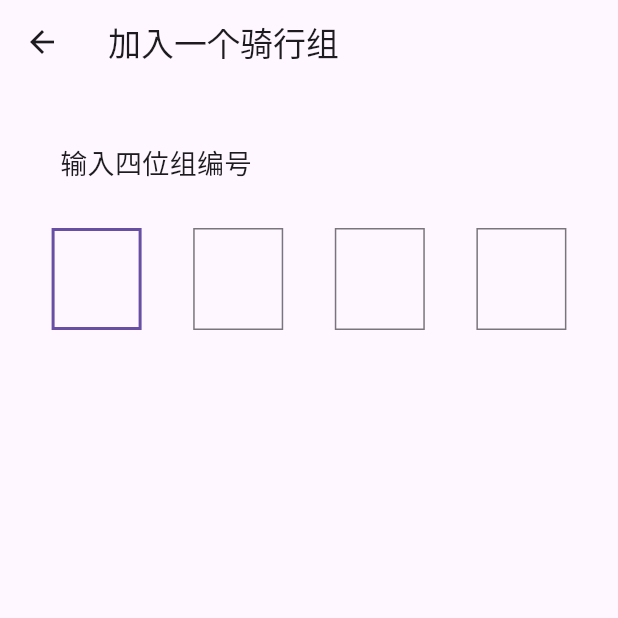
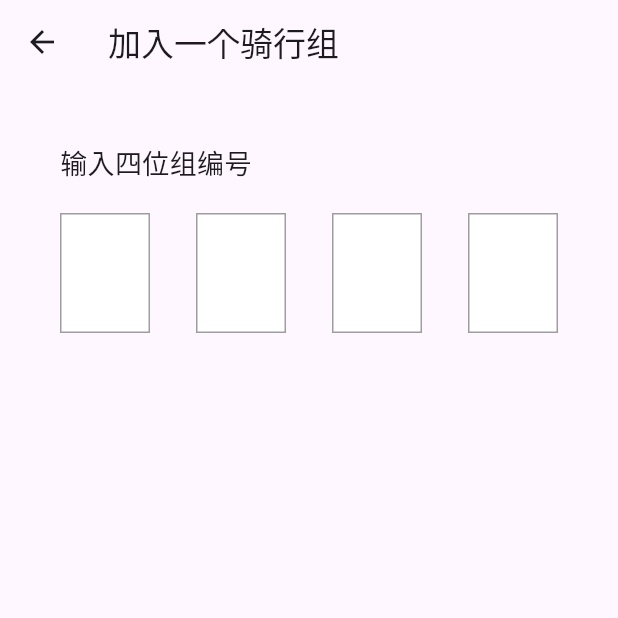
Before and after one commit to shenjee/r2cyclingapp, a Flutter app: the JoinGroupScreen screen opened directly, on a phone screen of 412 x 824 dp, the top half of it. Run offline on Flutter 3.47's test engine with Material 3 defaults, Android fonts, the phone set to English and light mode, and no system bars; drawn by our look-alikes of pin_code_fields; our stand-ins replace flash, flutter_secure_storage, flutter_spinkit, geolocator, image_cropper, image_picker and 4 more; missing offline and left inert: agora_rtc_engine, flutter_background, flutter_reactive_ble; accounts and stored records are empty; network calls fail.

Commit message:
used 3rd pin_code_fields instead of previous local text filed method

```diff
--- a/lib/group/group_intercom_screen.dart
+++ b/lib/group/group_intercom_screen.dart
@@ -98,7 +98,7 @@ class _GroupIntercomScreenState extends State<GroupIntercomScreen> {
         if (mounted) {
           R2Flash.showBasicFlash(
             context: context,
-            message: '${response.message} (${response.code})',
+            message: '您已退出该骑行组 (${response.code})',
             duration: const Duration(seconds: 3),
           );
         }
--- a/lib/group/join_group_screen.dart
+++ b/lib/group/join_group_screen.dart
@@ -1,4 +1,6 @@
 import 'package:flutter/material.dart';
+import 'dart:async';
+import 'package:pin_code_fields/pin_code_fields.dart';
 
 import 'package:r2cyclingapp/r2controls/r2_flash.dart';
 import 'package:r2cyclingapp/usermanager/r2_group.dart';
@@ -16,6 +18,8 @@ class JoinGroupScreen extends StatefulWidget {
 
 class _JoinGroupScreenState extends State<JoinGroupScreen> {
   final List<TextEditingController> _controllers = List.generate(4, (index) => TextEditingController());
+  final _textEditingController = TextEditingController();
+  final _errorController = StreamController<ErrorAnimationType>();
 
   @override
   void dispose() {
@@ -87,48 +91,52 @@ class _JoinGroupScreenState extends State<JoinGroupScreen> {
             padding: EdgeInsets.fromLTRB(40.0, 40.0, 40.0, 10.0),
             child: Text('输入四位组编号', style: TextStyle(fontSize: 18.0),),
           ),
-          const SizedBox(height: 20),
-          Row(
-            mainAxisAlignment: MainAxisAlignment.spaceEvenly,
-            children: List.generate(4, (index) {
-              return SizedBox(
-                width: 60,
-                height: 80,
-                child: TextField(
-                  controller: _controllers[index],
-                  textAlign: TextAlign.center,
-                  maxLength: 1,
-                  keyboardType: TextInputType.number,
-                  style: const TextStyle(fontSize: 24.0),
-                  showCursor: false,
-                  decoration: InputDecoration(
-                    counterText: '',
-                    border: OutlineInputBorder(
-                      borderRadius: BorderRadius.circular(0.0),
-                      borderSide: const BorderSide(color: Colors.grey,
-                        width: 2.0,
-                      ),
-                    ),
-                  ),
-                  onChanged: (value) {
-                    if (value.isNotEmpty && index < 3) {
-                      FocusScope.of(context).nextFocus(); // 自动跳到下一个输入框
-                    } else if (value.isEmpty && index > 0) {
-                      FocusScope.of(context).previousFocus(); // 清空时自动跳到前一个输入框
-                    }
-
-                    if (value.isNotEmpty && index == 3) {
-                      String groupCode = _controllers.map((controller) => controller.text).join();
-                      _requestJoinGroup(groupCode);
-                    }
-                    },
-                  autofocus: index == 0,
-                ),
-                );
-              }),
+          Padding (
+            padding: const EdgeInsets.fromLTRB(40.0, 10.0, 40.0, 10.0),
+            child: PinCodeTextField(
+              appContext: context,
+              length: 4,
+              obscureText: false,
+              animationType: AnimationType.fade,
+              keyboardType: TextInputType.number,
+              textStyle: const TextStyle(fontSize: 24.0),
+              cursorColor: Colors.grey,
+              autoFocus:true,
+              pinTheme: PinTheme(
+                shape: PinCodeFieldShape.box,
+                fieldHeight: 80,
+                fieldWidth: 60,
+                inactiveBorderWidth: 1.0,
+                inactiveColor: Colors.grey,
+                inactiveFillColor:Colors.white,
+                activeBorderWidth: 1.0,
+                activeColor: const Color(0xFF539765),
+                activeFillColor: Colors.white,
+                selectedBorderWidth: 1.0,
+                selectedColor: Colors.grey,
+                selectedFillColor: Colors.white,
+              ),
+              animationDuration: const Duration(milliseconds: 300),
+              enableActiveFill: true,
+              errorAnimationController: _errorController,
+              controller: _textEditingController,
+              onCompleted: (value) {
+                debugPrint('$runtimeType : Completed $value');
+                _requestJoinGroup(value);
+                },
+              onChanged: (value) {
+                debugPrint(value);
+                },
+              beforeTextPaste: (text) {
+                debugPrint("Allowing to paste $text");
+                //if you return true then it will show the paste confirmation dialog. Otherwise if false, then nothing will happen.
+                // but you can show anything you want here, like your pop up saying wrong paste format or etc
+                return true;
+              },
             ),
-          ],
-        ),
+          ),
+        ],
+      ),
     );
   }
 }
--- a/pubspec.yaml
+++ b/pubspec.yaml
@@ -49,6 +49,7 @@ dependencies:
   image_picker: ^1.1.2
   image_cropper: ^8.0.1
   uuid: ^4.4.2
+  pin_code_fields: ^8.0.1
 
 
   # The following adds the Cupertino Icons font to your application.
```
Also changed, not shown: pubspec.lock.
